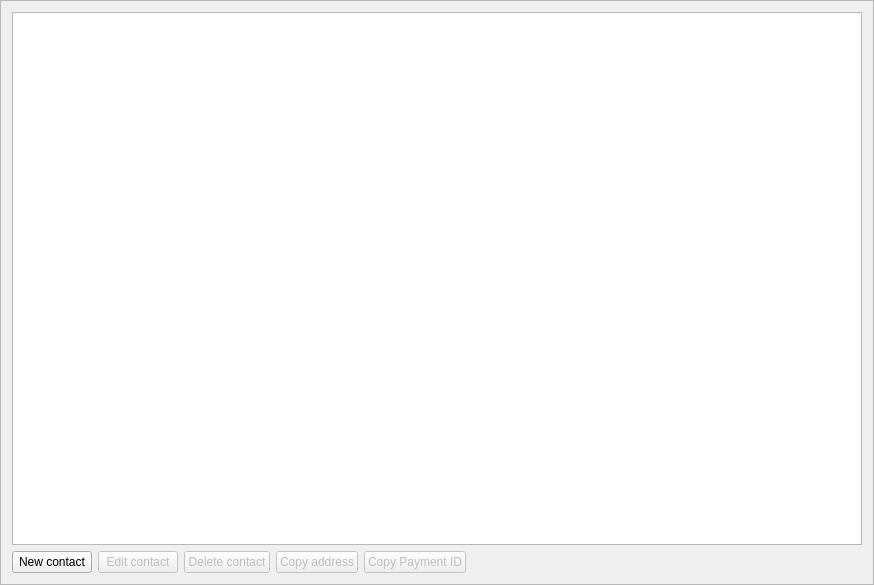
First picture: the form in src/gui/ui/addressbookframe.ui, repository pluracoin/pluracoin-gui-wallet, before the edit.
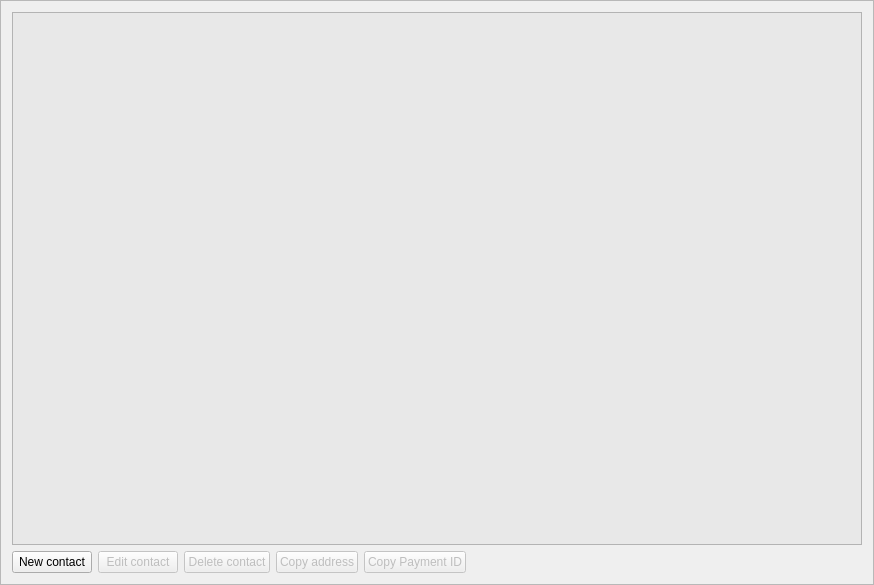
Second picture: the form after the edit. Icons and pictures are not drawn.

The edit to the form file:
```diff
--- a/src/gui/ui/addressbookframe.ui
+++ b/src/gui/ui/addressbookframe.ui
@@ -22,6 +22,127 @@
   <layout class="QVBoxLayout" name="verticalLayout">
    <item>
     <widget class="QTreeView" name="m_addressBookView">
+     <property name="palette">
+      <palette>
+       <active>
+        <colorrole role="Button">
+         <brush brushstyle="SolidPattern">
+          <color alpha="255">
+           <red>232</red>
+           <green>232</green>
+           <blue>232</blue>
+          </color>
+         </brush>
+        </colorrole>
+        <colorrole role="Base">
+         <brush brushstyle="SolidPattern">
+          <color alpha="255">
+           <red>232</red>
+           <green>232</green>
+           <blue>232</blue>
+          </color>
+         </brush>
+        </colorrole>
+        <colorrole role="Window">
+         <brush brushstyle="SolidPattern">
+          <color alpha="255">
+           <red>232</red>
+           <green>232</green>
+           <blue>232</blue>
+          </color>
+         </brush>
+        </colorrole>
+        <colorrole role="AlternateBase">
+         <brush brushstyle="SolidPattern">
+          <color alpha="255">
+           <red>207</red>
+           <green>207</green>
+           <blue>207</blue>
+          </color>
+         </brush>
+        </colorrole>
+       </active>
+       <inactive>
+        <colorrole role="Button">
+         <brush brushstyle="SolidPattern">
+          <color alpha="255">
+           <red>232</red>
+           <green>232</green>
+           <blue>232</blue>
+          </color>
+         </brush>
+        </colorrole>
+        <colorrole role="Base">
+         <brush brushstyle="SolidPattern">
+          <color alpha="255">
+           <red>232</red>
+           <green>232</green>
+           <blue>232</blue>
+          </color>
+         </brush>
+        </colorrole>
+        <colorrole role="Window">
+         <brush brushstyle="SolidPattern">
+          <color alpha="255">
+           <red>232</red>
+           <green>232</green>
+           <blue>232</blue>
+          </color>
+         </brush>
+        </colorrole>
+        <colorrole role="AlternateBase">
+         <brush brushstyle="SolidPattern">
+          <color alpha="255">
+           <red>207</red>
+           <green>207</green>
+           <blue>207</blue>
+          </color>
+         </brush>
+        </colorrole>
+       </inactive>
+       <disabled>
+        <colorrole role="Button">
+         <brush brushstyle="SolidPattern">
+          <color alpha="255">
+           <red>232</red>
+           <green>232</green>
+           <blue>232</blue>
+          </color>
+         </brush>
+        </colorrole>
+        <colorrole role="Base">
+         <brush brushstyle="SolidPattern">
+          <color alpha="255">
+           <red>232</red>
+           <green>232</green>
+           <blue>232</blue>
+          </color>
+         </brush>
+        </colorrole>
+        <colorrole role="Window">
+         <brush brushstyle="SolidPattern">
+          <color alpha="255">
+           <red>232</red>
+           <green>232</green>
+           <blue>232</blue>
+          </color>
+         </brush>
+        </colorrole>
+        <colorrole role="AlternateBase">
+         <brush brushstyle="SolidPattern">
+          <color alpha="255">
+           <red>207</red>
+           <green>207</green>
+           <blue>207</blue>
+          </color>
+         </brush>
+        </colorrole>
+       </disabled>
+      </palette>
+     </property>
+     <property name="styleSheet">
+      <string notr="true">background-color: rgb(232, 232, 232);</string>
+     </property>
      <property name="sizeAdjustPolicy">
       <enum>QAbstractScrollArea::AdjustToContents</enum>
      </property>
```
